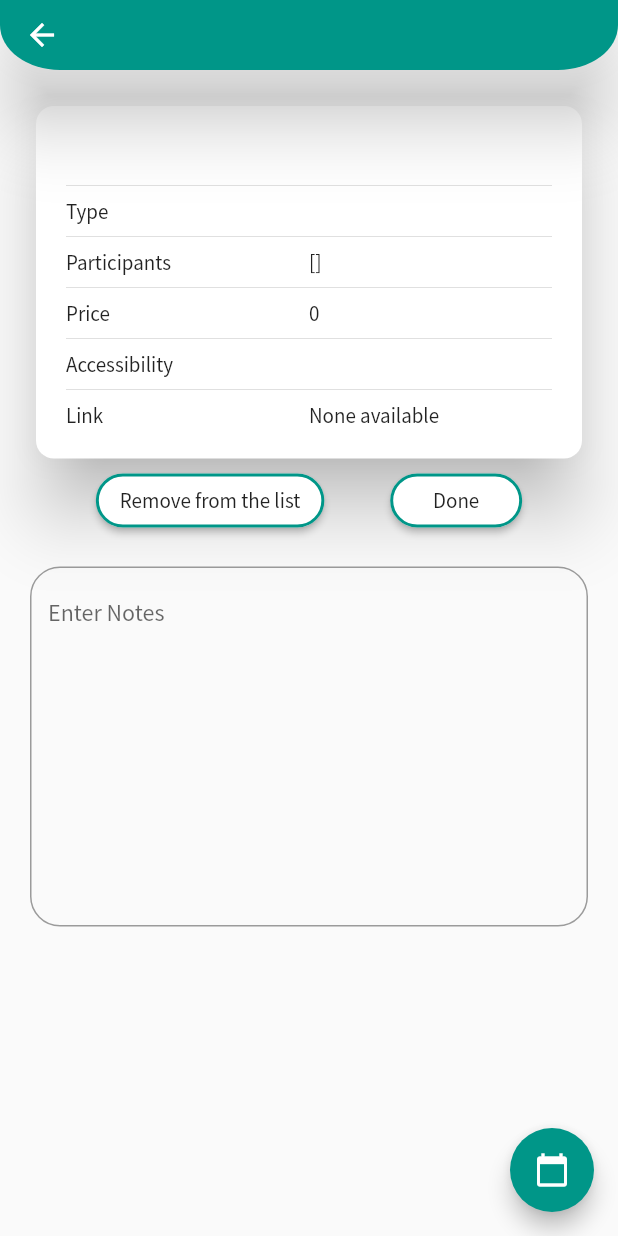
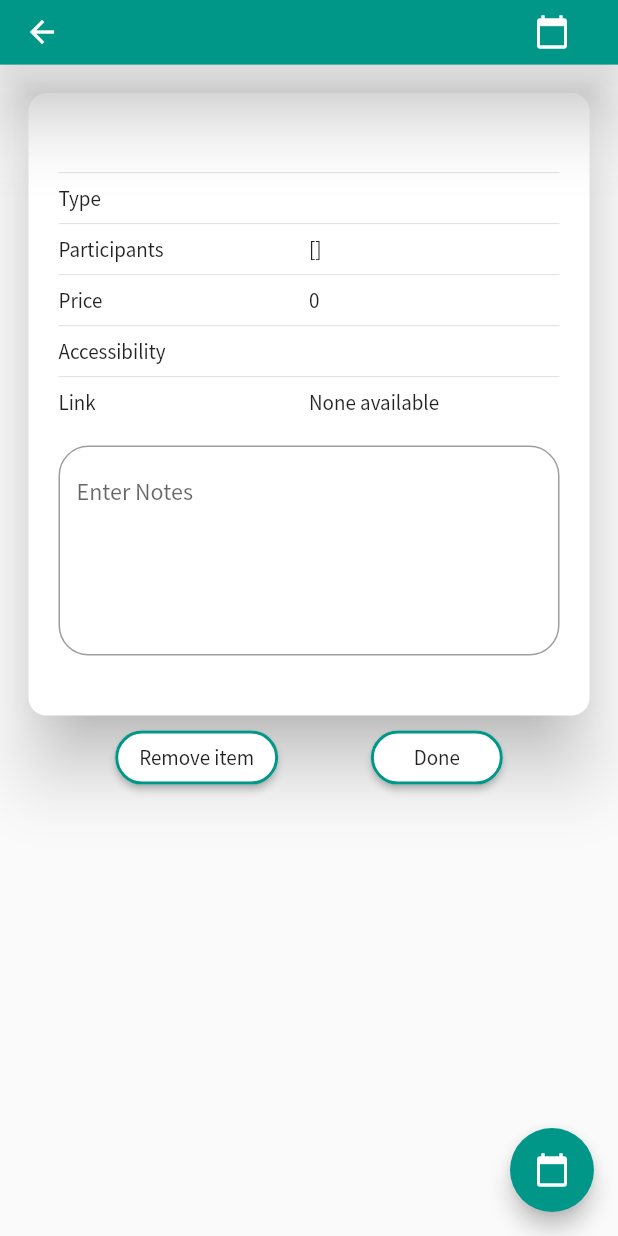
Before and after one commit to prabhaskumra/I-am-bored, a Flutter app: the ListDetailScreen screen opened directly with empty values, after a tap on the "calendar today" icon, on a phone screen of 412 x 824 dp. Run offline on Flutter 3.47's test engine with Material 2 defaults, Android fonts, the phone set to English and light mode, and no system bars; drawn by our look-alikes of flutter_linkify; our stand-ins replace bottom_navy_bar, share, sqflite; missing offline and left inert: add_2_calendar; accounts and stored records are empty.

Commit message:
Adding textfield for the input of notes

```diff
--- a/i_am_bored/lib/screens/list_detail_screen.dart
+++ b/i_am_bored/lib/screens/list_detail_screen.dart
@@ -71,6 +71,21 @@ class _ListDetailScreenState extends State<ListDetailScreen> {
     );
 
     return Scaffold(
+      // bottomNavigationBar: BottomNavigationBar(items: [
+      //   BottomNavigationBarItem(
+      //     title: Text('ajjdsfdjjf'),
+      //     icon: Icon(
+      //       Icons.delete_forever,
+      //     ),
+      //   ),
+      //   BottomNavigationBarItem(
+      //     title: Text('ajjdsfdjjf'),
+      //     icon: Icon(
+      //       Icons.delete_forever,
+      //     ),
+      //   ),
+      // ]),
+
       key: scaffoldState,
       floatingActionButton: FloatingActionButton(
           tooltip: 'Add this activity to calendar',
@@ -83,22 +98,36 @@ class _ListDetailScreenState extends State<ListDetailScreen> {
             // });
           }),
       appBar: AppBar(
+        actions: [
+          FlatButton(
+            child: Icon(
+              Icons.calendar_today,
+              color: Colors.white,
+            ),
+            onPressed: () {},
+          )
+        ],
         elevation: 20,
-        toolbarHeight: kToolbarHeight / 1.2,
+        toolbarHeight: kToolbarHeight / 1.3,
         // backgroundColor: Theme.of(context),
-        shape: RoundedRectangleBorder(
-          borderRadius: BorderRadius.vertical(
-            bottom: Radius.elliptical(40, 30),
-            // top: Radius.circular(30),
-          ),
-        ),
-        title: Text(widget.receivedList[DatabaseHelper.activity]),
+        // shape: RoundedRectangleBorder(
+        //   borderRadius: BorderRadius.vertical(
+        //     // bottom: Radius.elliptical(30, 30),
+        //     top: Radius.circular(30),
+        //     bottom: Radius.circular(30),
+
+        //     // top: Radius.circular(30),
+        //   ),
+        // ),
+        // title: Text(widget.receivedList[DatabaseHelper.activity]),
       ),
       body: SingleChildScrollView(
         child: Container(
-          padding: EdgeInsets.all(20),
+          padding: EdgeInsets.all(15),
           // height: _mediaQuery.height / 2,
           child: Column(
+            // mainAxisAlignment: MainAxisAlignment.end,
+            // crossAxisAlignment: CrossAxisAlignment.stretch,
             children: [
               Card(
                 elevation: 20,
@@ -177,18 +206,51 @@ class _ListDetailScreenState extends State<ListDetailScreen> {
                           ),
                         ],
                       ),
+                      SizedBox(height: 20),
+
+                      TextField(
+                        decoration: new InputDecoration(
+                          labelText: "Enter Notes",
+                          alignLabelWithHint: true,
+                          fillColor: Colors.white,
+                          border: new OutlineInputBorder(
+                            borderRadius: new BorderRadius.circular(20.0),
+                            borderSide: new BorderSide(),
+                          ),
+                        ),
+                        onTap: () {
+                          FocusScopeNode currentFocus = FocusScope.of(context);
+                          if (!currentFocus.hasPrimaryFocus &&
+                              currentFocus.focusedChild != null) {
+                            currentFocus.focusedChild.unfocus();
+                          }
+                        },
+                        // FocusScope.of(context).requestFocus(FocusNode()),
+                        keyboardType: TextInputType.multiline,
+                        // autofocus: true,
+                        maxLines: 5,
+                        toolbarOptions: ToolbarOptions(
+                          copy: true,
+                          paste: true,
+                          cut: true,
+                          selectAll: true,
+                        ),
+                        // expands: true,
+                      ),
+                      SizedBox(height: 20),
 
                       ///
                     ],
                   ),
                 ),
               ),
+
               Row(
                 mainAxisAlignment: MainAxisAlignment.spaceEvenly,
                 children: [
                   RaisedButton(
                     child: Text(
-                      'Remove from the list',
+                      'Remove item',
                       // style: TextStyle(color: Colors.black),
                     ),
                     onPressed: () {
@@ -283,30 +345,30 @@ class _ListDetailScreenState extends State<ListDetailScreen> {
               //   thickness: 10,
               //   // color: Theme.of(context).primaryColor,
               // ),
-              SizedBox(height: 20),
+              // SizedBox(height: 20),
 
-              TextField(
-                decoration: new InputDecoration(
-                  labelText: "Enter Notes",
-                  alignLabelWithHint: true,
-                  fillColor: Colors.white,
-                  border: new OutlineInputBorder(
-                    borderRadius: new BorderRadius.circular(20.0),
-                    borderSide: new BorderSide(),
-                  ),
-                ),
-                keyboardType: TextInputType.text,
-                // autofocus: true,
-                maxLines: 10,
-                toolbarOptions: ToolbarOptions(
-                  copy: true,
-                  paste: true,
-                  cut: true,
-                  selectAll: true,
-                ),
-                // expands: true,
-              ),
-              SizedBox(height: 20),
+              // TextField(
+              //   decoration: new InputDecoration(
+              //     labelText: "Enter Notes",
+              //     alignLabelWithHint: true,
+              //     fillColor: Colors.white,
+              //     border: new OutlineInputBorder(
+              //       borderRadius: new BorderRadius.circular(20.0),
+              //       borderSide: new BorderSide(),
+              //     ),
+              //   ),
+              //   keyboardType: TextInputType.text,
+              //   // autofocus: true,
+              //   maxLines: 10,
+              //   toolbarOptions: ToolbarOptions(
+              //     copy: true,
+              //     paste: true,
+              //     cut: true,
+              //     selectAll: true,
+              //   ),
+              //   // expands: true,
+              // ),
+              // SizedBox(height: 20),
             ],
           ),
         ),
--- a/i_am_bored/lib/screens/main_screen.dart
+++ b/i_am_bored/lib/screens/main_screen.dart
@@ -42,16 +42,18 @@ class _MainScreenState extends State<MainScreen> {
   Widget build(BuildContext context) {
     return Scaffold(
       appBar: AppBar(
-        title: Text("The Bored App"),
-        toolbarHeight: kToolbarHeight / 1.2,
+        title: Text("Hobby-It"),
+        toolbarHeight: kToolbarHeight / 1.3,
         // toolbarHeight: kToolbarHeight * 5,
         elevation: 20,
-        shape: RoundedRectangleBorder(
-          borderRadius: BorderRadius.vertical(
-            bottom: Radius.elliptical(30, 30),
-            // bottom: Radius.circular(50),
-          ),
-        ),
+        // shape: RoundedRectangleBorder(
+        //   borderRadius: BorderRadius.vertical(
+        //     // bottom: Radius.elliptical(30, 30),
+        //     // top: Radius.circular(30),
+        //     bottom: Radius.circular(30),
+        //     // bottom: Radius.circular(50),
+        //   ),
+        // ),
       ),
       bottomNavigationBar: BottomNavyBar(
         selectedIndex: _currentIndex,
```
Also changed, not shown: 1 other file.
